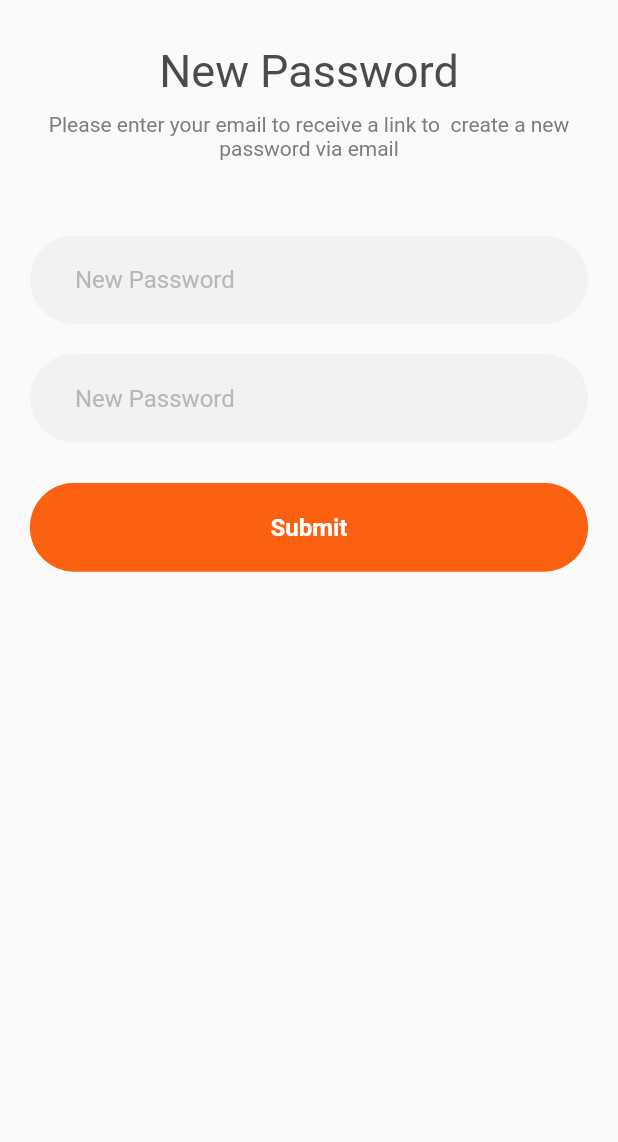
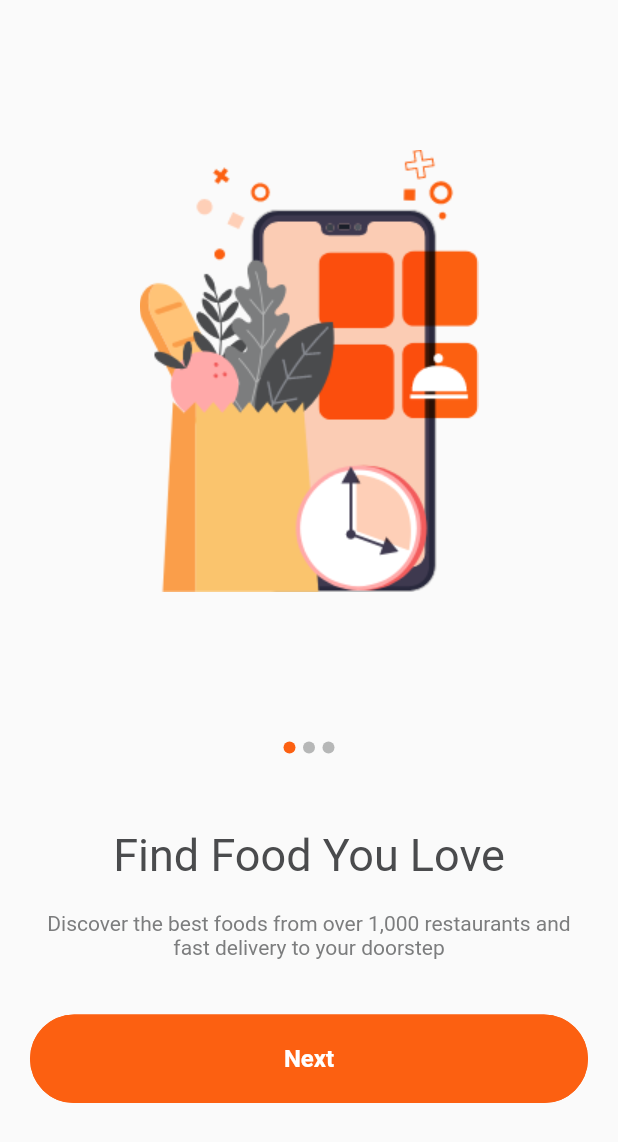
Before and after one commit to yopiangga/meal-monkey-app, a Flutter app: the screen it shows after launch, on a phone screen of 412 x 824 dp. Shown: the top 1142 px of the screen. Run offline on Flutter 3.47's test engine with Material 2 defaults, Android fonts, the phone set to English and light mode, and no system bars.

Commit message:
welcome page

```diff
--- /dev/null
+++ b/lib/WelcomePage.dart
@@ -0,0 +1,132 @@
+import 'package:flutter/material.dart';
+import 'package:meal_monkey_app/CustomColors.dart';
+
+class WelcomePage extends StatefulWidget {
+  const WelcomePage({Key? key}) : super(key: key);
+
+  @override
+  _WelcomePageState createState() => _WelcomePageState();
+}
+
+class _WelcomePageState extends State<WelcomePage> {
+  int navigasi = 0;
+
+  List<String> images = [
+    "assets/images/welcome-1.png",
+    "assets/images/welcome-2.png",
+    "assets/images/welcome-3.png"
+  ];
+
+  List<String> title = ["Find Food You Love", "Fast Delivery", "Live Tracking"];
+  List<String> description = [
+    "Discover the best foods from over 1,000 restaurants and fast delivery to your doorstep",
+    "Fast food delivery to your home, office wherever you are",
+    "Real time tracking of your food on the app once you placed the order"
+  ];
+
+  @override
+  Widget build(BuildContext context) {
+    return Scaffold(
+      body: ListView(
+        children: [
+          Container(
+            height: MediaQuery.of(context).size.height * 6 / 10,
+            padding: EdgeInsets.all(0),
+            child: Image.asset(images[navigasi]),
+          ),
+          Container(
+            child: Row(
+              mainAxisAlignment: MainAxisAlignment.center,
+              children: [
+                Container(
+                  width: 8,
+                  height: 8,
+                  decoration: BoxDecoration(
+                      color: navigasi == 0
+                          ? CustomColors.main
+                          : CustomColors.placeholder,
+                      shape: BoxShape.circle),
+                ),
+                SizedBox(
+                  width: 5,
+                ),
+                Container(
+                  width: 8,
+                  height: 8,
+                  decoration: BoxDecoration(
+                      color: navigasi == 1
+                          ? CustomColors.main
+                          : CustomColors.placeholder,
+                      shape: BoxShape.circle),
+                ),
+                SizedBox(
+                  width: 5,
+                ),
+                Container(
+                  width: 8,
+                  height: 8,
+                  decoration: BoxDecoration(
+                      color: navigasi == 2
+                          ? CustomColors.main
+                          : CustomColors.placeholder,
+                      shape: BoxShape.circle),
+                ),
+              ],
+            ),
+          ),
+          Container(
+            margin: EdgeInsets.fromLTRB(20, 50, 20, 30),
+            child: Column(
+              children: [
+                Text(
+                  title[navigasi],
+                  style: TextStyle(
+                      fontSize: 30,
+                      color: CustomColors.primary,
+                      fontWeight: FontWeight.w400),
+                  textAlign: TextAlign.center,
+                ),
+                SizedBox(
+                  height: 20,
+                ),
+                Text(
+                  description[navigasi],
+                  style: TextStyle(fontSize: 14, color: CustomColors.secondary),
+                  textAlign: TextAlign.center,
+                )
+              ],
+            ),
+          ),
+          Container(
+              padding: EdgeInsets.fromLTRB(20, 7, 20, 40),
+              child: TextButton(
+                onPressed: () {
+                  if (navigasi != 2) {
+                    setState(() {
+                      navigasi = navigasi + 1;
+                    });
+                  }
+                },
+                child: Text(
+                  "Next",
+                  style: TextStyle(
+                      color: Colors.white,
+                      fontSize: 16,
+                      fontWeight: FontWeight.w600),
+                ),
+                style: ButtonStyle(
+                  shape: MaterialStateProperty.all<RoundedRectangleBorder>(
+                      RoundedRectangleBorder(
+                          borderRadius: BorderRadius.circular(30.0),
+                          side: BorderSide(color: CustomColors.main))),
+                  padding:
+                      MaterialStateProperty.all<EdgeInsets>(EdgeInsets.all(20)),
+                  backgroundColor:
+                      MaterialStateProperty.all<Color>(CustomColors.main),
+                ),
+              )),
+        ],
+      ),
+    );
+  }
+}
--- a/lib/main.dart
+++ b/lib/main.dart
@@ -5,6 +5,7 @@ import 'package:meal_monkey_app/OTPPage.dart';
 import 'package:meal_monkey_app/ResetPasswordPage.dart';
 import 'package:meal_monkey_app/SignUpPage.dart';
 import 'package:meal_monkey_app/StartPage.dart';
+import 'package:meal_monkey_app/WelcomePage.dart';
 
 void main() {
   runApp(const MyApp());
@@ -18,7 +19,7 @@ class MyApp extends StatelessWidget {
   Widget build(BuildContext context) {
     return MaterialApp(
       title: 'Meal Monkey',
-      home: NewPasswordPage(),
+      home: WelcomePage(),
       debugShowCheckedModeBanner: false,
     );
   }
```
